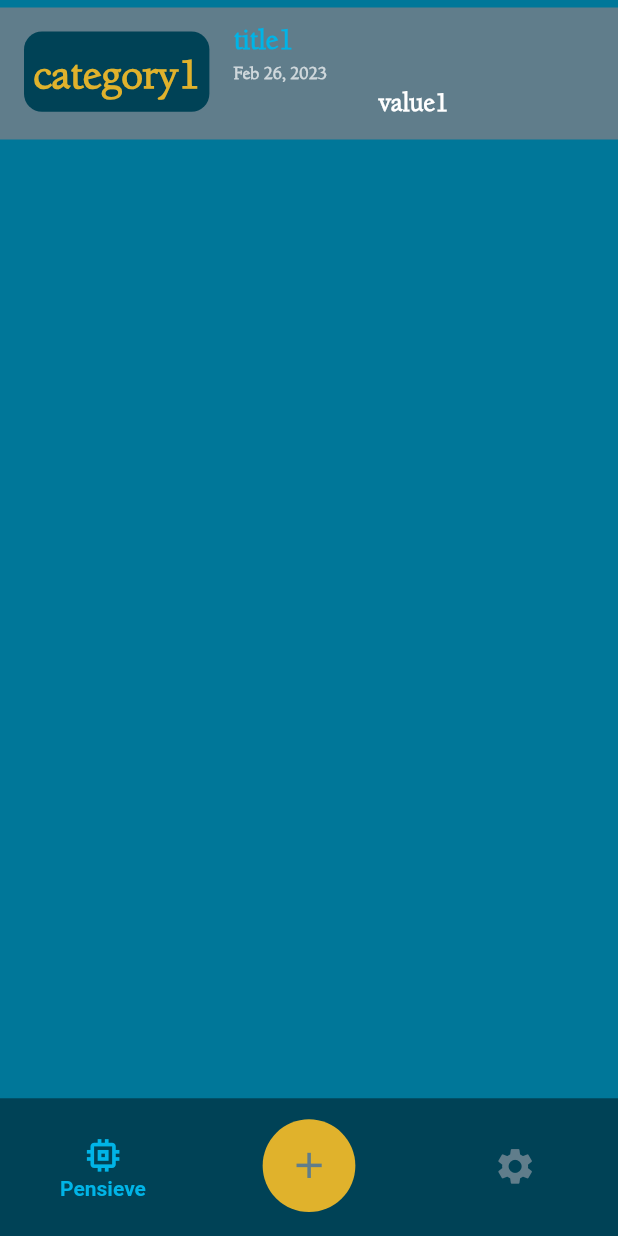
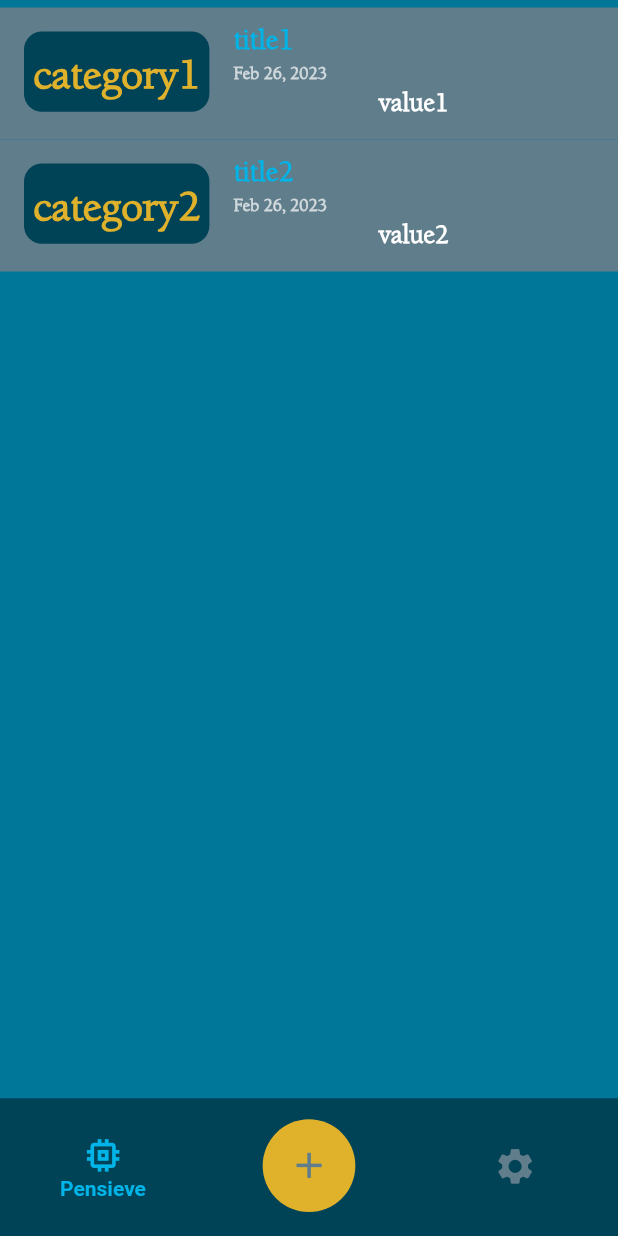
Before and after one commit to loidinhm31/dart-mypensieve-flutter, a Flutter app: the screen it shows after launch, on a phone screen of 412 x 824 dp. Run offline on Flutter 3.47's test engine with Material 2 defaults, Android fonts, the phone set to English and light mode, and no system bars; missing offline and left inert: mongo_dart.

Commit message:
State Management: use provider to notify and listen state change

```diff
--- a/lib/main.dart
+++ b/lib/main.dart
@@ -1,10 +1,12 @@
 import 'package:flutter/material.dart';
+import 'package:my_pensieve/providers/fragments.dart';
 import 'package:my_pensieve/screens/fragments_screen.dart';
-import 'package:my_pensieve/screens/detail_fragment_screen.dart';
-import 'package:my_pensieve/screens/new_fragment_screen.dart';
+import 'package:my_pensieve/screens/fragment_detail_screen.dart';
+import 'package:my_pensieve/screens/fragment_new_screen.dart';
 import 'package:my_pensieve/screens/tabs_screen.dart';
 import 'package:my_pensieve/themes/primary_pallete.dart';
 import 'package:my_pensieve/themes/second_pallete.dart';
+import 'package:provider/provider.dart';
 
 void main() {
   runApp(const MyApp());
@@ -15,7 +17,9 @@ class MyApp extends StatelessWidget {
 
   @override
   Widget build(BuildContext context) {
-    return MaterialApp(
+    return ChangeNotifierProvider(
+      create: (_) => Fragments(),
+      child: MaterialApp(
         theme: ThemeData(
           fontFamily: 'University-Oldstyle',
           colorScheme: ThemeData.light().colorScheme.copyWith(
@@ -80,6 +84,7 @@ class MyApp extends StatelessWidget {
           DetailFragmentScreenWidget.routeName: (ctx) =>
               const DetailFragmentScreenWidget(),
         },
+      ),
     );
   }
 }
--- /dev/null
+++ b/lib/providers/fragments.dart
@@ -0,0 +1,36 @@
+import 'package:flutter/widgets.dart';
+import 'package:my_pensieve/models/fragment.dart';
+
+class Fragments with ChangeNotifier {
+  List<Fragment> _items = [
+    Fragment(
+      id: "1",
+      category: 'category1',
+      title: 'title1',
+      value: 'value1',
+      note: 'note test 1',
+      date: DateTime.now(),
+    ),
+    Fragment(
+      id: "2",
+      category: 'category2',
+      title: 'title2',
+      value: 'value2',
+      note: 'note test 2',
+      date: DateTime.now(),
+    ),
+  ];
+
+  List<Fragment> get items {
+    return [..._items];
+  }
+
+  Fragment findById(String id) {
+    return _items.firstWhere((el) => el.id == id);
+  }
+
+  void addFragment(Fragment fragment) {
+    _items.add(fragment);
+    notifyListeners();
+  }
+}
--- a/lib/screens/new_fragment_screen.dart
+++ b/lib/screens/fragment_new_screen.dart
@@ -1,5 +1,5 @@
 import 'package:flutter/material.dart';
-import 'package:my_pensieve/widgets/new_fragment.dart';
+import 'package:my_pensieve/widgets/fragment_new.dart';
 
 class NewFragmentScreenWidget extends StatelessWidget {
   const NewFragmentScreenWidget({super.key});
--- a/lib/screens/fragments_screen.dart
+++ b/lib/screens/fragments_screen.dart
@@ -1,5 +1,4 @@
 import 'package:flutter/material.dart';
-import 'package:my_pensieve/models/fragment.dart';
 import 'package:my_pensieve/widgets/fragment_list.dart';
 
 class FragmentListScreenWidget extends StatelessWidget {
@@ -9,17 +8,8 @@ class FragmentListScreenWidget extends StatelessWidget {
 
   @override
   Widget build(BuildContext context) {
-    return Scaffold(
-      body: FragmentListWidget(fragments: [
-        Fragment(
-          id: "1",
-          category: 'category1',
-          title: 'title1',
-          value: 'value1',
-          note: 'note test',
-          date: DateTime.now(),
-        ),
-      ]),
+    return const Scaffold(
+      body: FragmentListWidget(),
     );
   }
 }
--- a/lib/screens/tabs_screen.dart
+++ b/lib/screens/tabs_screen.dart
@@ -1,6 +1,6 @@
 import 'package:flutter/material.dart';
 import 'package:my_pensieve/screens/fragments_screen.dart';
-import 'package:my_pensieve/screens/new_fragment_screen.dart';
+import 'package:my_pensieve/screens/fragment_new_screen.dart';
 
 class TabScreenWidget extends StatefulWidget {
   const TabScreenWidget({super.key});
--- a/lib/widgets/fragment_item.dart
+++ b/lib/widgets/fragment_item.dart
@@ -1,7 +1,7 @@
 import 'package:flutter/material.dart';
 import 'package:intl/intl.dart';
 import 'package:my_pensieve/models/fragment.dart';
-import 'package:my_pensieve/screens/detail_fragment_screen.dart';
+import 'package:my_pensieve/screens/fragment_detail_screen.dart';
 
 class FragmentItemWidget extends StatelessWidget {
   const FragmentItemWidget({
@@ -12,8 +12,8 @@ class FragmentItemWidget extends StatelessWidget {
   final Fragment fragment;
 
   void _selectFragment(BuildContext context) {
-    Navigator.of(context)
-        .pushNamed(DetailFragmentScreenWidget.routeName, arguments: fragment);
+    Navigator.of(context).pushNamed(DetailFragmentScreenWidget.routeName,
+        arguments: fragment.id);
   }
 
   @override
--- a/lib/widgets/fragment_list.dart
+++ b/lib/widgets/fragment_list.dart
@@ -1,24 +1,25 @@
 import 'package:flutter/material.dart';
-import 'package:my_pensieve/models/fragment.dart';
+import 'package:my_pensieve/providers/fragments.dart';
 import 'package:my_pensieve/widgets/fragment_item.dart';
+import 'package:provider/provider.dart';
 
 class FragmentListWidget extends StatelessWidget {
-  final List<Fragment> _fragments;
-
   const FragmentListWidget({
     super.key,
-    required List<Fragment> fragments,
-  }) : _fragments = fragments;
+  });
 
   @override
   Widget build(BuildContext context) {
     final theme = Theme.of(context);
     final mediaQuery = MediaQuery.of(context);
 
+    final fragmentsData = context.watch<Fragments>();
+    final fragments = fragmentsData.items;
+
     return Container(
       padding: const EdgeInsets.fromLTRB(0, 5, 0, 0),
       height: mediaQuery.size.height * 0.6,
-      child: _fragments.isEmpty
+      child: fragments.isEmpty
           ? Center(
               child: Text(
                 'No items added yet!',
@@ -28,11 +29,11 @@ class FragmentListWidget extends StatelessWidget {
           : ListView.builder(
               itemBuilder: (ctx, index) {
                 return FragmentItemWidget(
-                  key: ValueKey(_fragments[index].id),
-                  fragment: _fragments[index],
+                  key: ValueKey(fragments[index].id),
+                  fragment: fragments[index],
                 );
               },
-              itemCount: _fragments.length,
+              itemCount: fragments.length,
             ),
     );
   }
--- a/lib/widgets/user_fragment.dart
+++ b/lib/widgets/user_fragment.dart
@@ -1,7 +1,7 @@
 import 'package:flutter/material.dart';
 import 'package:my_pensieve/models/fragment.dart';
 import 'package:my_pensieve/widgets/fragment_list.dart';
-import 'package:my_pensieve/widgets/new_fragment.dart';
+import 'package:my_pensieve/widgets/fragment_new.dart';
 
 class UserFragmentsWidget extends StatefulWidget {
   const UserFragmentsWidget({super.key});
@@ -35,9 +35,7 @@ class _UserFragmentsWidgetState extends State<UserFragmentsWidget> {
         NewFragmentWidget(
           addFragment: _addNewFragment,
         ),
-        FragmentListWidget(
-          fragments: _userFragments,
-        ),
+        FragmentListWidget(),
       ],
     );
   }
--- a/pubspec.yaml
+++ b/pubspec.yaml
@@ -37,6 +37,7 @@ dependencies:
   cupertino_icons: ^1.0.2
   mongo_dart: ^0.8.2
   intl: ^0.18.0
+  provider: ^6.0.5
 
 dev_dependencies:
   flutter_test:
```
Also changed, not shown: lib/screens/fragment_detail_screen.dart (renamed from lib/screens/detail_fragment_screen.dart, +5 -4 lines), lib/widgets/fragment_detail.dart (renamed from lib/widgets/detail_fragment.dart, +15 -9 lines), lib/widgets/fragment_new.dart (renamed from lib/widgets/new_fragment.dart, +11 -5 lines), pubspec.lock. Lines whose indentation alone changed are shown as unchanged.
